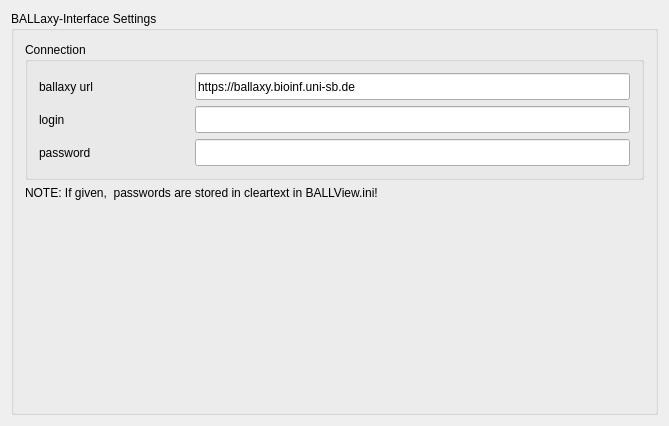
The window that source/EXTENSIONS/BALLAXY/source/BALLaxyInterfacePreferences.ui (BALL-Project/ball) describes before a commit, drawn with Qt 5.
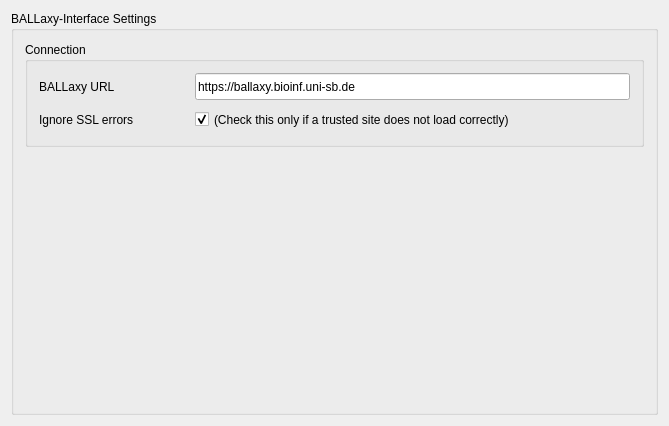
The same window after the commit.

Commit message: BALLaxy: WebKit -> WebEngine

The edit to the form file:
```diff
--- a/source/EXTENSIONS/BALLAXY/source/BALLaxyInterfacePreferences.ui
+++ b/source/EXTENSIONS/BALLAXY/source/BALLaxyInterfacePreferences.ui
@@ -46,8 +46,6 @@
         <property name="title">
          <string>Connection</string>
         </property>
-        <layout class="QVBoxLayout" name="verticalLayout_4">
-         <item>
           <layout class="QVBoxLayout" name="verticalLayout">
            <item>
             <layout class="QHBoxLayout" name="horizontalLayout_2">
@@ -66,7 +64,7 @@
                 </size>
                </property>
                <property name="text">
-                <string>ballaxy url</string>
+              <string>BALLaxy URL</string>
                </property>
               </widget>
              </item>
@@ -111,83 +109,29 @@
                 </size>
                </property>
                <property name="text">
-                <string>login</string>
+              <string>Ignore SSL errors</string>
                </property>
               </widget>
              </item>
              <item>
-              <widget class="QLineEdit" name="login_edit">
-               <property name="enabled">
-                <bool>true</bool>
-               </property>
+            <widget class="QCheckBox" name="ignore_ssl_errors">
                <property name="sizePolicy">
                 <sizepolicy hsizetype="Expanding" vsizetype="Minimum">
                  <horstretch>0</horstretch>
                  <verstretch>0</verstretch>
                 </sizepolicy>
                </property>
-               <property name="minimumSize">
-                <size>
-                 <width>25</width>
-                 <height>25</height>
-                </size>
-               </property>
-              </widget>
-             </item>
-            </layout>
-           </item>
-           <item>
-            <layout class="QHBoxLayout" name="horizontalLayout_5">
-             <item>
-              <widget class="QLabel" name="textLabel1_5">
-               <property name="sizePolicy">
-                <sizepolicy hsizetype="Minimum" vsizetype="Preferred">
-                 <horstretch>0</horstretch>
-                 <verstretch>0</verstretch>
-                </sizepolicy>
-               </property>
-               <property name="minimumSize">
-                <size>
-                 <width>150</width>
-                 <height>27</height>
-                </size>
-               </property>
                <property name="text">
-                <string>password</string>
-               </property>
-               <property name="alignment">
-                <set>Qt::AlignLeading|Qt::AlignLeft|Qt::AlignVCenter</set>
-               </property>
-              </widget>
-             </item>
-             <item>
-              <widget class="QLineEdit" name="password_edit">
-               <property name="enabled">
+              <string>(Check this only if a trusted site does not load correctly)</string>
+             </property>
+             <property name="checked">
                 <bool>true</bool>
                </property>
-               <property name="sizePolicy">
-                <sizepolicy hsizetype="Expanding" vsizetype="Minimum">
-                 <horstretch>0</horstretch>
-                 <verstretch>0</verstretch>
-                </sizepolicy>
-               </property>
-               <property name="echoMode">
-                <enum>QLineEdit::Password</enum>
-               </property>
               </widget>
              </item>
             </layout>
            </item>
           </layout>
-         </item>
-        </layout>
-       </widget>
-      </item>
-      <item>
-       <widget class="QLabel" name="label">
-        <property name="text">
-         <string>NOTE: If given,  passwords are stored in cleartext in BALLView.ini!</string>
-        </property>
        </widget>
       </item>
       <item>
```
Left out of the diff: 4 changed lines with no effect on the pictures. Lines whose indentation alone changed are shown as unchanged. The commit also changes 3 other files.
